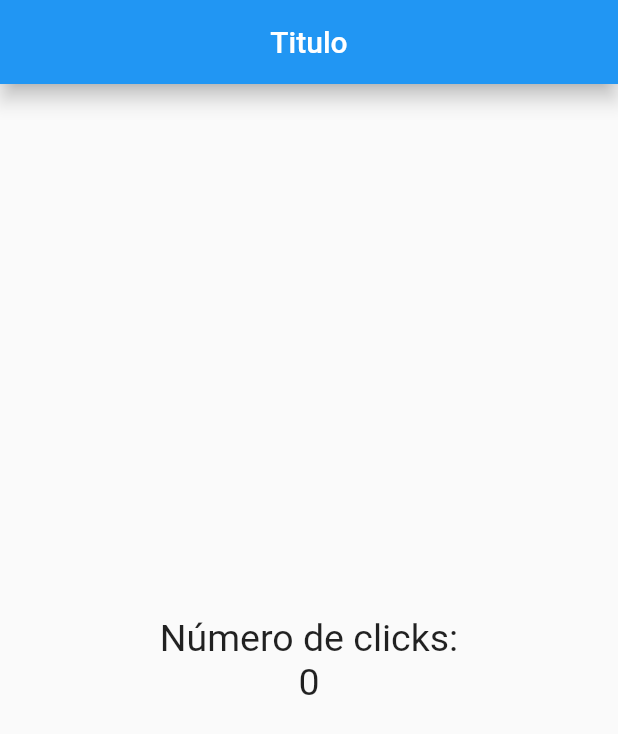
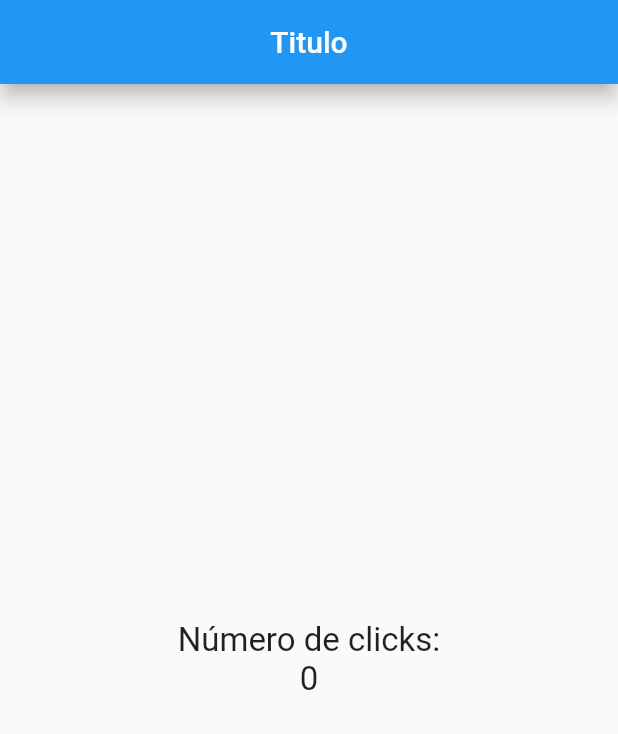
Before and after one commit to Viqui-Alaro/contadorFlutter, a Flutter app: the screen it shows after launch, on a phone screen of 412 x 824 dp. Shown: the top 734 px of the screen. Run offline on Flutter 3.47's test engine with Material 2 defaults, Android fonts, the phone set to English and light mode, and no system bars.

Commit message:
manejo de estilos y asi como evitar repetición de código

```diff
--- a/lib/src/pages/home_page.dart
+++ b/lib/src/pages/home_page.dart
@@ -2,6 +2,9 @@
 import 'package:flutter/material.dart';
 
 class HomePage extends StatelessWidget{
+
+final estiloTexto =new TextStyle(fontSize: 22);
+
 
   @override
   Widget build(BuildContext context) {
@@ -16,8 +19,8 @@ class HomePage extends StatelessWidget{
         child: Column(
           mainAxisAlignment: MainAxisAlignment.center,
           children: <Widget>[
-            Text('Número de clicks:',style: TextStyle(fontSize: 25),),
-            Text('0',style: TextStyle(fontSize: 25),),
+            Text('Número de clicks:',style: estiloTexto),
+            Text('0',style:estiloTexto),
           ],
         )
       ),
```
